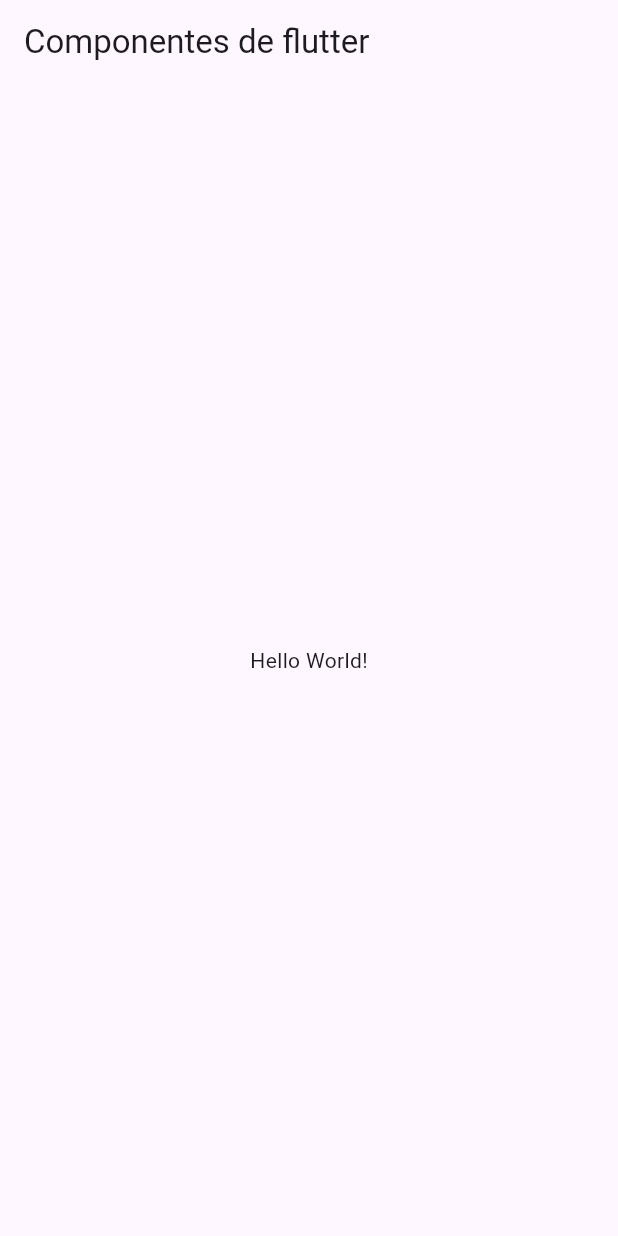
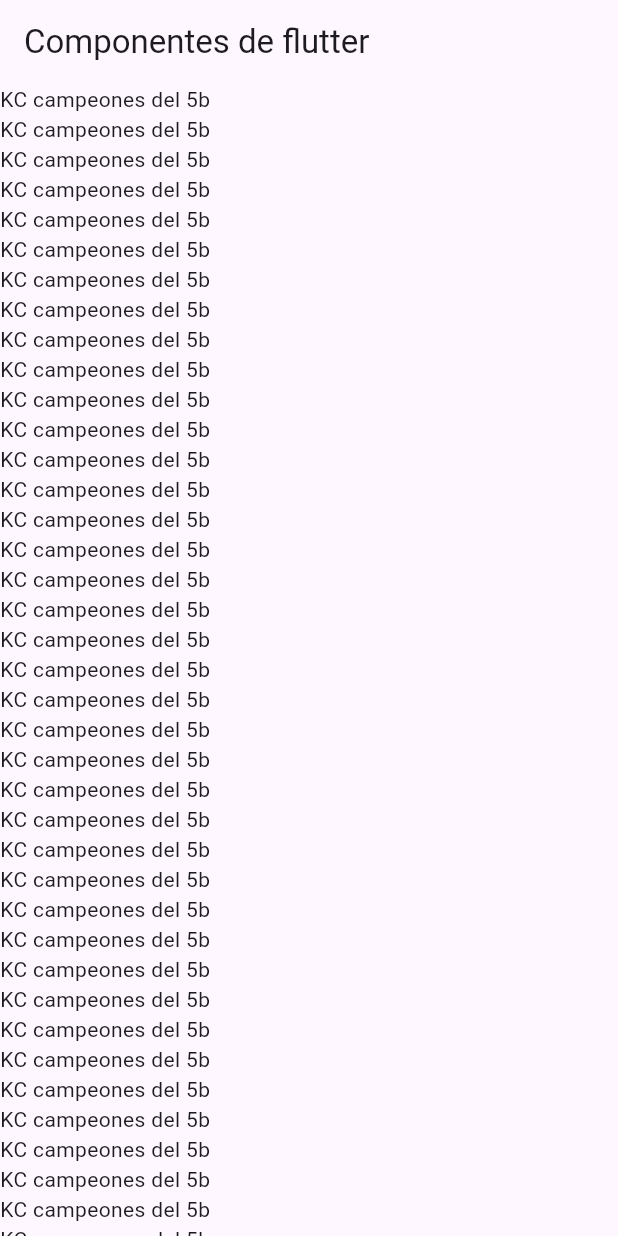
Before and after one commit to adrian5248/componentes_flutter, a Flutter app: the screen it shows after launch, on a phone screen of 412 x 824 dp. Run offline on Flutter 3.47's test engine with Material 3 defaults, Android fonts, the phone set to English and light mode, and no system bars.

Commit message:
Adding the ListView to the HomeScreen

```diff
--- a/lib/home_screen.dart
+++ b/lib/home_screen.dart
@@ -9,9 +9,71 @@ class HomeScreen extends StatelessWidget {
       appBar: AppBar(
         title: const Text('Componentes de flutter'),
       ),
-        body: const Center(
-          child: Text('Hello World!'),
-        ),
+      // el listView sirve para hacer una lista y aparesca el scrol
+        body: ListView(
+          children: const[
+            Text('KC campeones del 5b'),
+            Text('KC campeones del 5b'),
+            Text('KC campeones del 5b'),
+            Text('KC campeones del 5b'),
+            Text('KC campeones del 5b'),
+            Text('KC campeones del 5b'),
+            Text('KC campeones del 5b'),
+            Text('KC campeones del 5b'),
+            Text('KC campeones del 5b'),
+            Text('KC campeones del 5b'),
+            Text('KC campeones del 5b'),
+            Text('KC campeones del 5b'),
+            Text('KC campeones del 5b'),
+            Text('KC campeones del 5b'),
+            Text('KC campeones del 5b'),
+            Text('KC campeones del 5b'),
+            Text('KC campeones del 5b'),
+            Text('KC campeones del 5b'),
+            Text('KC campeones del 5b'),
+            Text('KC campeones del 5b'),
+            Text('KC campeones del 5b'),
+            Text('KC campeones del 5b'),
+            Text('KC campeones del 5b'),
+            Text('KC campeones del 5b'),
+            Text('KC campeones del 5b'),
+            Text('KC campeones del 5b'),
+            Text('KC campeones del 5b'),
+            Text('KC campeones del 5b'),
+            Text('KC campeones del 5b'),
+            Text('KC campeones del 5b'),
+            Text('KC campeones del 5b'),
+            Text('KC campeones del 5b'),
+            Text('KC campeones del 5b'),
+            Text('KC campeones del 5b'),
+            Text('KC campeones del 5b'),
+            Text('KC campeones del 5b'),
+            Text('KC campeones del 5b'),
+            Text('KC campeones del 5b'),
+            Text('KC campeones del 5b'),
+            Text('KC campeones del 5b'),
+            Text('KC campeones del 5b'),
+            Text('KC campeones del 5b'),
+            Text('KC campeones del 5b'),
+            Text('KC campeones del 5b'),
+            Text('KC campeones del 5b'),
+            Text('KC campeones del 5b'),
+            Text('KC campeones del 5b'),
+            Text('KC campeones del 5b'),
+            Text('KC campeones del 5b'),
+            Text('KC campeones del 5b'),
+            Text('KC campeones del 5b'),
+            Text('KC campeones del 5b'),
+            Text('KC campeones del 5b'),
+            Text('KC campeones del 5b'),
+            Text('KC campeones del 5b'),
+            Text('KC campeones del 5b'),
+            Text('KC campeones del 5b'),
+            Text('KC campeones del 5b'),
+            Text('KC campeones del 5b'),
+            Text('KC campeones del 5b'),
+          ],
+        )
       );
   }
 }
--- a/lib/main_app.dart
+++ b/lib/main_app.dart
@@ -7,6 +7,7 @@ class MainApp extends StatelessWidget {
   @override
   Widget build(BuildContext context) {
     return const MaterialApp(
+      debugShowCheckedModeBanner: false,
       home:HomeScreen(),
     );
   }
```
